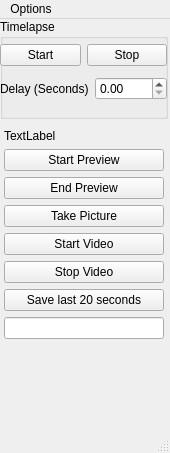
Qt form ui/main_window.ui (tasmanvs/microscope) before a commit.
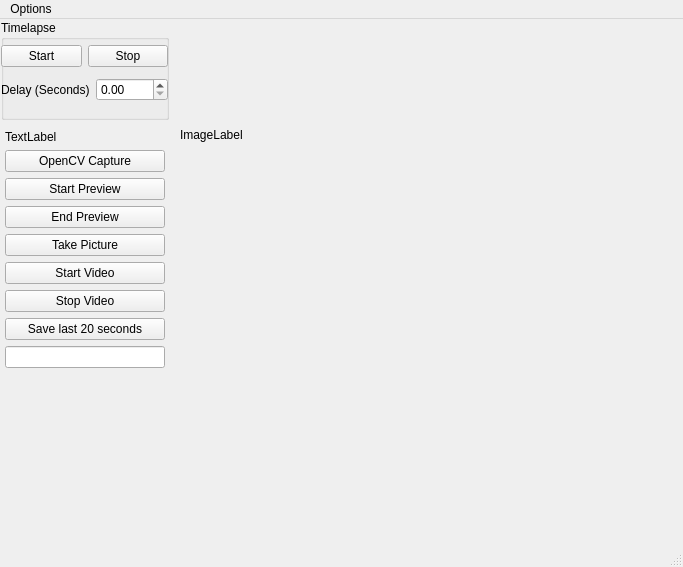
The same form after that commit.

Commit message: Opencv capture working

The edit to the form file:
```diff
--- a/ui/main_window.ui
+++ b/ui/main_window.ui
@@ -6,21 +6,21 @@
    <rect>
     <x>0</x>
     <y>0</y>
-    <width>170</width>
-    <height>453</height>
+    <width>683</width>
+    <height>567</height>
    </rect>
   </property>
   <property name="windowTitle">
    <string>MainWindow</string>
   </property>
   <widget class="QWidget" name="central_widget_">
-   <widget class="QWidget" name="">
+   <widget class="QWidget" name="layoutWidget">
     <property name="geometry">
      <rect>
-      <x>0</x>
-      <y>0</y>
+      <x>1</x>
+      <y>1</y>
       <width>168</width>
-      <height>435</height>
+      <height>469</height>
      </rect>
     </property>
     <layout class="QVBoxLayout" name="verticalLayout_2">
@@ -44,7 +44,7 @@
        <property name="title">
         <string>Timelapse</string>
        </property>
-       <widget class="QWidget" name="">
+       <widget class="QWidget" name="layoutWidget">
         <property name="geometry">
          <rect>
           <x>0</x>
@@ -111,6 +111,13 @@
          </property>
         </widget>
        </item>
+       <item>
+        <widget class="QPushButton" name="opencv_capture_">
+         <property name="text">
+          <string>OpenCV Capture</string>
+         </property>
+        </widget>
+       </item>
        <item>
         <widget class="QPushButton" name="start_preview_btn_">
          <property name="text">
@@ -173,14 +180,27 @@
      </item>
     </layout>
    </widget>
+   <widget class="QLabel" name="image_label_">
+    <property name="geometry">
+     <rect>
+      <x>180</x>
+      <y>0</y>
+      <width>251</width>
+      <height>231</height>
+     </rect>
+    </property>
+    <property name="text">
+     <string>ImageLabel</string>
+    </property>
+   </widget>
   </widget>
   <widget class="QMenuBar" name="menubar">
    <property name="geometry">
     <rect>
      <x>0</x>
      <y>0</y>
-     <width>170</width>
-     <height>37</height>
+     <width>683</width>
+     <height>24</height>
     </rect>
    </property>
    <widget class="QMenu" name="menutest">
```
The commit also changes 5 other files.
